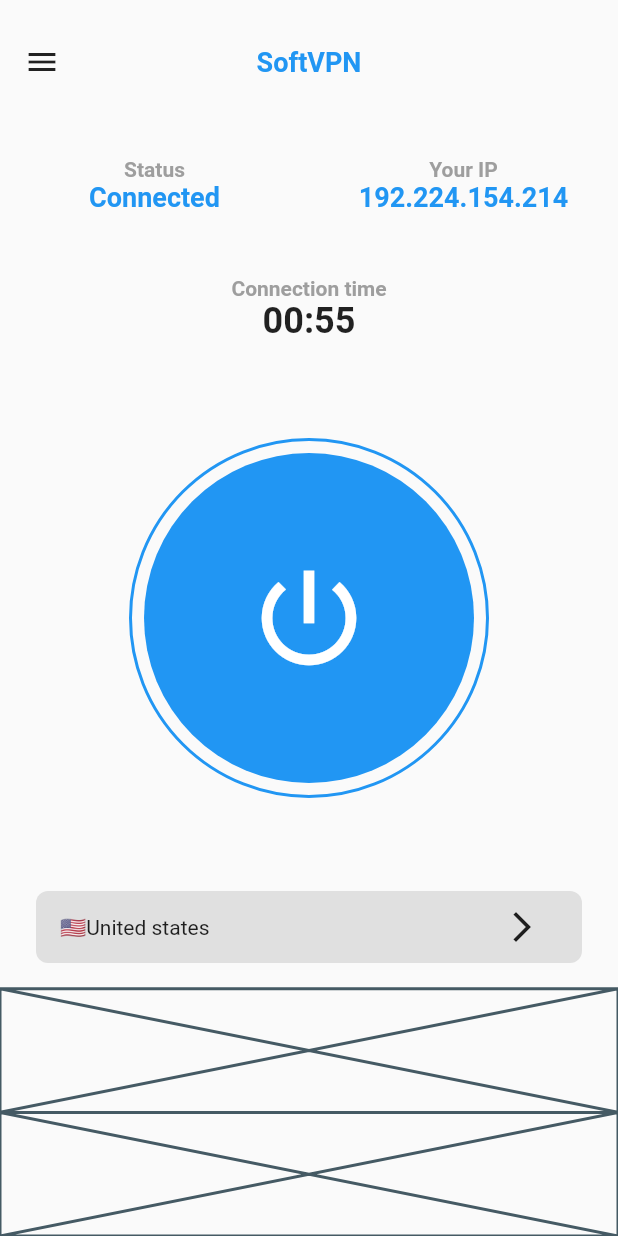
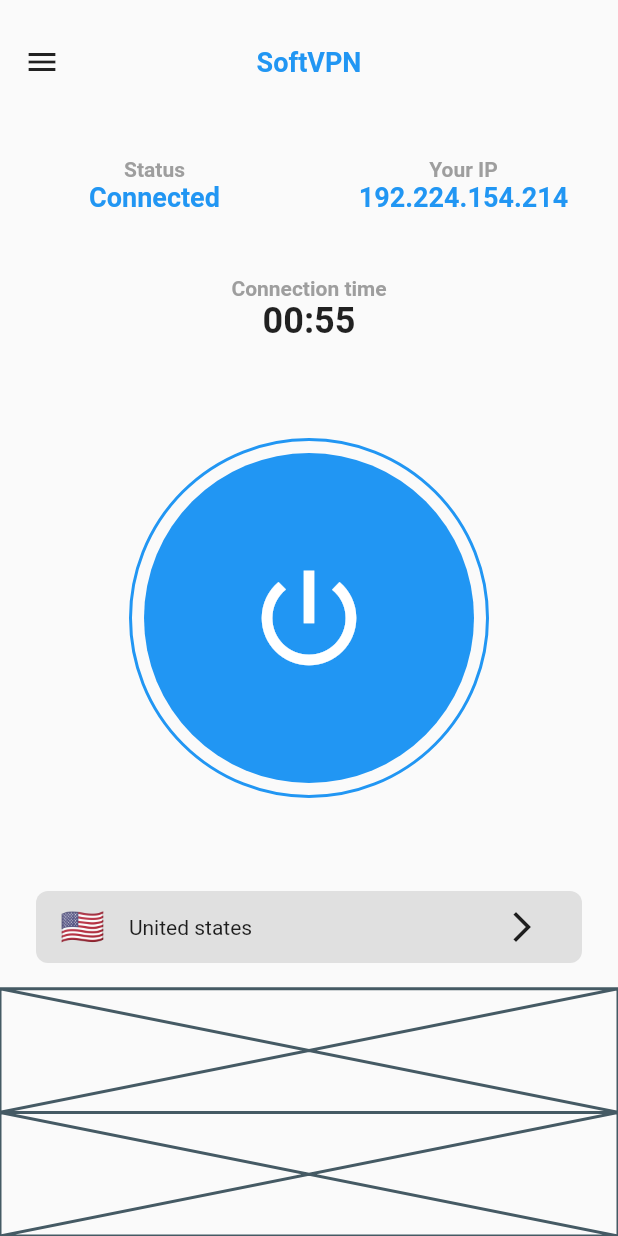
Before and after one commit to JAICHANGPARK/flutter_notebook_11th_story, a Flutter app: the screen it shows after launch, on a phone screen of 412 x 824 dp. Run offline on Flutter 3.47's test engine with Material 2 defaults, Android fonts, the phone set to English and light mode, and no system bars; our stand-ins replace backdrop, badges, flutter_inner_drawer, flutter_slidable, flutter_swiper, google_fonts.

Commit message:
Update vpn_home_page.dart

```diff
--- a/lib/ep721_vpn_mobile_app/ui/vpn_home_page.dart
+++ b/lib/ep721_vpn_mobile_app/ui/vpn_home_page.dart
@@ -143,7 +143,10 @@ class _VpnHomePageState extends State<VpnHomePage> {
                   padding: EdgeInsets.symmetric(horizontal: 16),
                   child: Row(
                     children: [
-                      Text("🇺🇸"),
+                      Text("🇺🇸" ,style: TextStyle(
+                        fontSize: 24
+                      ),),
+                      SizedBox(width: 16,),
                       Text("United states"),
                       Spacer(),
                       IconButton(onPressed: (){}, icon: Icon(Icons.arrow_forward_ios))
```
